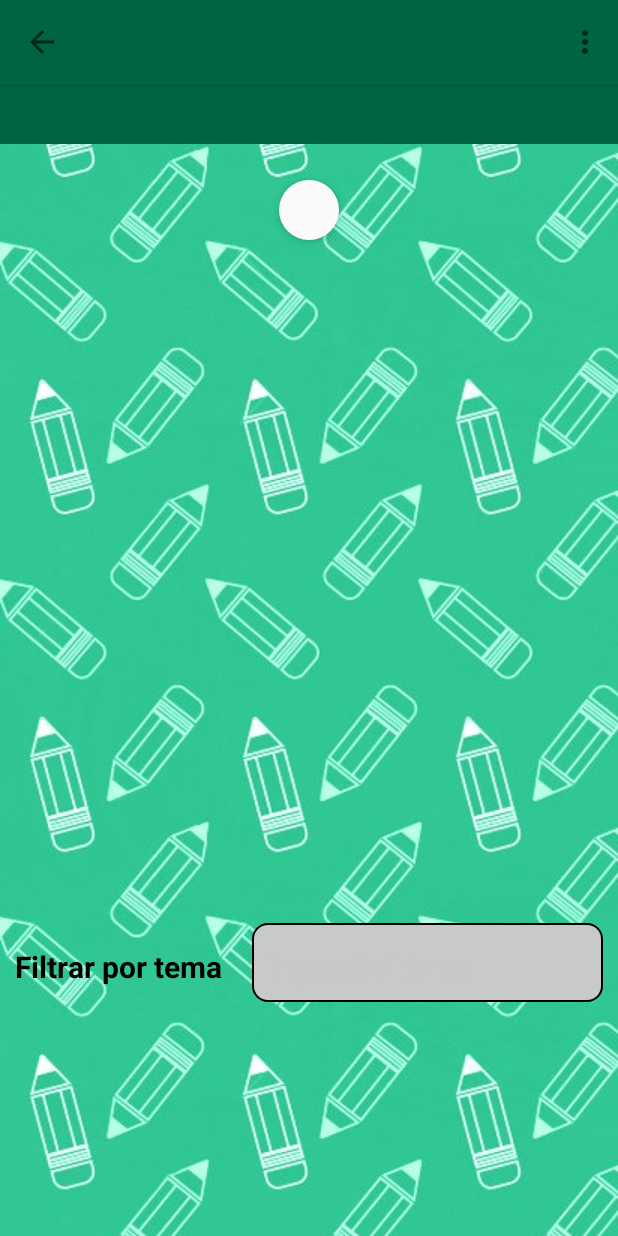
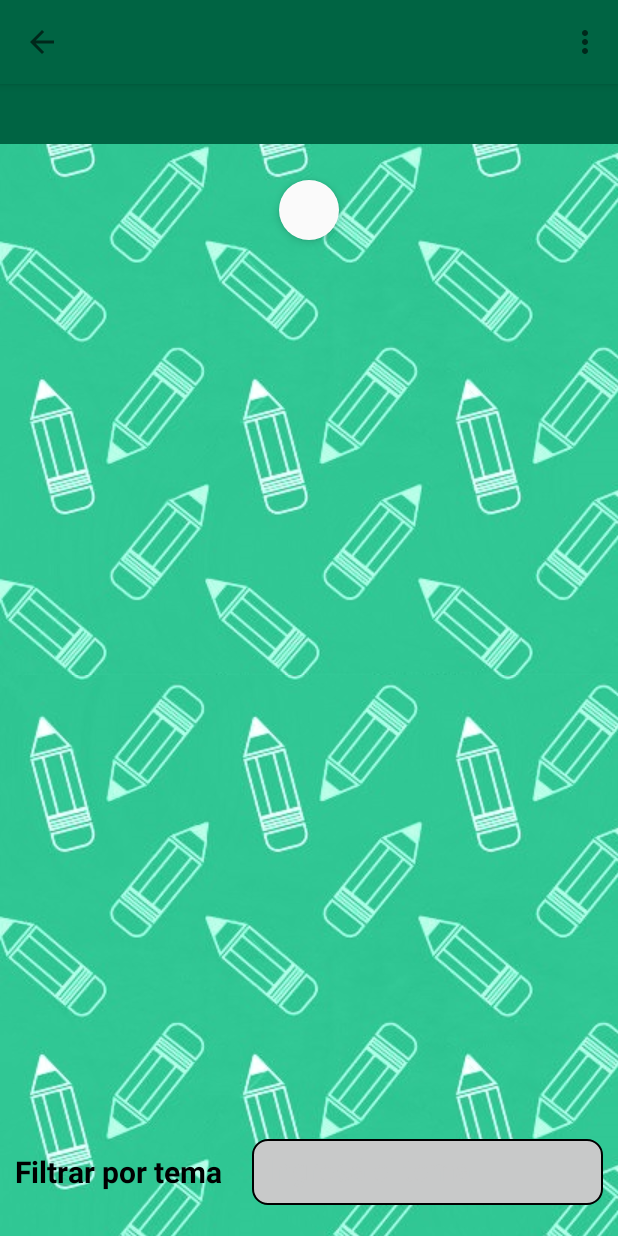
Before and after one commit to UTN-FRBA-Mobile/EscuelaVirtual, an Android app: the CursoActivity screen opened directly, with no data from a screen before it, on a phone screen of 412 x 824 dp. Run offline under Robolectric (Android 15) with nearby library versions, the phone set to English and light mode, and no system bars; our stand-ins replace Firebase (no records; nobody signed in at launch, a user with empty details on screens opened directly); 4 statements that could not run were skipped.

Commit message:
Fix Visual - Filtrar Ejercicios
Arreglo la parte inferior de la pantalla de Curso/Ejercicios, para mejorar visualmente el input del filtro por tema

```diff
--- a/app/src/main/res/layout/activity_curso_a.xml
+++ b/app/src/main/res/layout/activity_curso_a.xml
@@ -34,11 +34,10 @@
             android:gravity="start"
             android:weightSum="100">
 
-            <android.support.v4.widget.SwipeRefreshLayout
-                xmlns:android="http://schemas.android.com/apk/res/android"
+            <android.support.v4.widget.SwipeRefreshLayout xmlns:android="http://schemas.android.com/apk/res/android"
                 android:id="@+id/main_swipe_refresh"
                 android:layout_width="wrap_content"
-                android:layout_height="0dp"
+                android:layout_height="wrap_content"
                 android:layout_weight="70">
 
                 <android.support.v7.widget.RecyclerView
@@ -50,7 +49,8 @@
 
             <LinearLayout
                 android:layout_width="match_parent"
-                android:layout_height="0dp"
+                android:layout_height="107dp"
+                android:layout_alignParentBottom="true"
                 android:layout_weight="40"
                 android:gravity="start"
                 android:orientation="horizontal">
@@ -62,7 +62,7 @@
                     android:text="Filtrar por tema"
                     android:textColor="@color/colorBlack"
                     android:textSize="20dp"
-                    android:textStyle="bold"/>
+                    android:textStyle="bold" />
 
                 <AutoCompleteTextView xmlns:android="http://schemas.android.com/apk/res/android"
                     android:id="@+id/tema_id"
@@ -78,7 +78,7 @@
                     android:paddingBottom="10dp"
                     android:paddingEnd="10dp"
                     android:paddingStart="10dp"
-                    android:paddingTop="15dp"
+                    android:paddingTop="8dp"
                     android:singleLine="true"
                     android:textColorHint="@color/colorGreyCommentSection"
                     android:textSize="20dp" />
```
